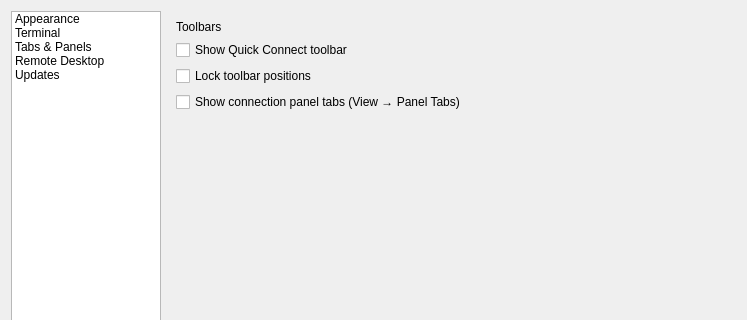
Before: the Qt Designer form app/ui/OptionsDialog.ui in Crayjones/CMRemote, drawn with Qt 5; both pictures show x 0 to 747 and y 0 to 320 of the 747 by 560 pixel window.
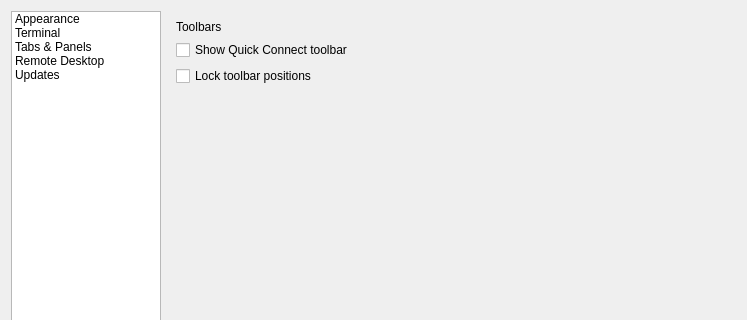
After: the same form once the commit is applied. The open tabs and pages were chosen to show the change.

Commit message: Dock every session, panel and window with Qt Advanced Docking System

What changed in the file:
```diff
--- a/app/ui/OptionsDialog.ui
+++ b/app/ui/OptionsDialog.ui
@@ -34,7 +34,6 @@
       <item><widget class="QLabel" name="panelsTitle"><property name="text"><string>Toolbars</string></property></widget></item>
       <item><widget class="QCheckBox" name="quickConnect"><property name="text"><string>Show Quick Connect toolbar</string></property></widget></item>
       <item><widget class="QCheckBox" name="lockToolbars"><property name="text"><string>Lock toolbar positions</string></property></widget></item>
-      <item><widget class="QCheckBox" name="showPanels"><property name="text"><string>Show connection panel tabs (View → Panel Tabs)</string></property></widget></item>
       <item><spacer name="panelsSpace"><property name="orientation"><enum>Qt::Vertical</enum></property><property name="sizeHint"><size><width>20</width><height>40</height></size></property></spacer></item>
      </layout></widget>
      <widget class="QWidget" name="rdpPage"><layout class="QVBoxLayout" name="rdpLayout">
```
The commit also changes 132 other files.
